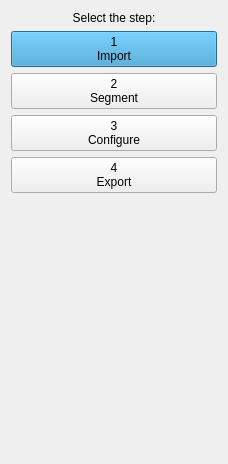
The window that Plugins/my.organprint.views.stepselector/src/internal/StepSelectorControls.ui (simedcn/mitkapps) describes before a commit, drawn with Qt 5.
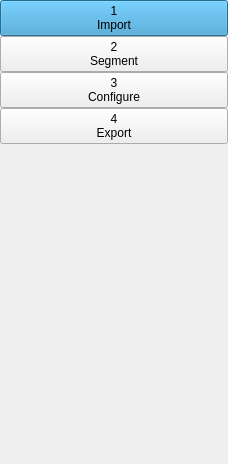
The same window after the commit.

```diff
--- a/Plugins/my.organprint.views.stepselector/src/internal/StepSelectorControls.ui
+++ b/Plugins/my.organprint.views.stepselector/src/internal/StepSelectorControls.ui
@@ -17,16 +17,21 @@
    <string notr="true">:/my.organprint.views.stepselector/resources/Styles.qss</string>
   </property>
   <layout class="QVBoxLayout" name="verticalLayout">
-   <item>
-    <widget class="QLabel" name="label">
-     <property name="text">
-      <string>Select the step:</string>
-     </property>
-     <property name="alignment">
-      <set>Qt::AlignCenter</set>
-     </property>
-    </widget>
-   </item>
+   <property name="spacing">
+    <number>0</number>
+   </property>
+   <property name="leftMargin">
+    <number>0</number>
+   </property>
+   <property name="topMargin">
+    <number>0</number>
+   </property>
+   <property name="rightMargin">
+    <number>0</number>
+   </property>
+   <property name="bottomMargin">
+    <number>0</number>
+   </property>
    <item>
     <widget class="QPushButton" name="pushButton_1">
      <property name="styleSheet">
```
Left out of the diff: 6 changed lines with no effect on the pictures.
